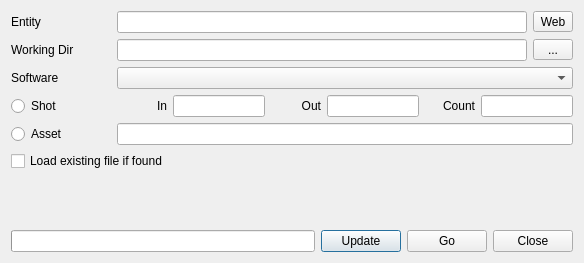
Above: module/wildchildanimation/gui/forms/maya/swing_create_dialog.ui from dearyangyu/swing before the change. Below: the same form after it.
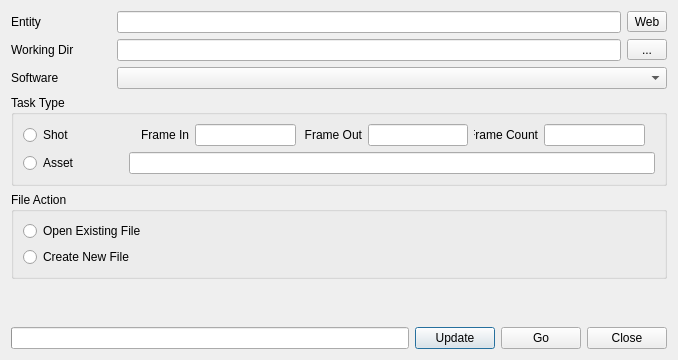
That is the form after the change.

Commit message: Swing Maya fixes

```diff
--- a/module/wildchildanimation/gui/forms/maya/swing_create_dialog.ui
+++ b/module/wildchildanimation/gui/forms/maya/swing_create_dialog.ui
@@ -9,8 +9,8 @@
    <rect>
     <x>0</x>
     <y>0</y>
-    <width>584</width>
-    <height>263</height>
+    <width>678</width>
+    <height>360</height>
    </rect>
   </property>
   <property name="windowTitle">
@@ -19,7 +19,7 @@
   <property name="modal">
    <bool>false</bool>
   </property>
-  <layout class="QVBoxLayout" name="verticalLayout">
+  <layout class="QVBoxLayout" name="verticalLayout_5">
    <item>
     <layout class="QVBoxLayout" name="verticalLayoutEntity">
      <item>
@@ -118,6 +118,17 @@
        </item>
       </layout>
      </item>
+    </layout>
+   </item>
+   <item>
+    <widget class="QGroupBox" name="groupBox">
+     <property name="title">
+      <string>Task Type</string>
+     </property>
+     <property name="flat">
+      <bool>true</bool>
+     </property>
+     <layout class="QVBoxLayout" name="verticalLayout_4">
      <item>
       <layout class="QVBoxLayout" name="verticalLayoutEntityInfo">
        <item>
@@ -147,12 +158,12 @@
             <widget class="QLabel" name="labelFrameIn">
              <property name="minimumSize">
               <size>
-               <width>50</width>
+                <width>60</width>
                <height>0</height>
               </size>
              </property>
              <property name="text">
-              <string>In</string>
+               <string>Frame In</string>
              </property>
              <property name="alignment">
               <set>Qt::AlignRight|Qt::AlignTrailing|Qt::AlignVCenter</set>
@@ -166,12 +177,12 @@
             <widget class="QLabel" name="labelFrameOut">
              <property name="minimumSize">
               <size>
-               <width>50</width>
+                <width>60</width>
                <height>0</height>
               </size>
              </property>
              <property name="text">
-              <string>Out</string>
+               <string> Frame Out</string>
              </property>
              <property name="alignment">
               <set>Qt::AlignRight|Qt::AlignTrailing|Qt::AlignVCenter</set>
@@ -185,12 +196,12 @@
             <widget class="QLabel" name="labelFrameCount">
              <property name="minimumSize">
               <size>
-               <width>50</width>
+                <width>60</width>
                <height>0</height>
               </size>
              </property>
              <property name="text">
-              <string>Count</string>
+               <string>Frame Count</string>
              </property>
              <property name="alignment">
               <set>Qt::AlignRight|Qt::AlignTrailing|Qt::AlignVCenter</set>
@@ -246,13 +257,41 @@
       </layout>
      </item>
     </layout>
+    </widget>
+   </item>
+   <item>
+    <widget class="QGroupBox" name="groupBox_2">
+     <property name="title">
+      <string>File Action</string>
+     </property>
+     <layout class="QVBoxLayout" name="verticalLayout_3">
+      <item>
+       <layout class="QVBoxLayout" name="verticalLayout">
+        <item>
+         <widget class="QRadioButton" name="rbOpenExisting">
+          <property name="text">
+           <string>Open Existing File</string>
+          </property>
+         </widget>
+        </item>
+        <item>
+         <widget class="QRadioButton" name="rbCreateNew">
+          <property name="text">
+           <string>Create New File</string>
+          </property>
+         </widget>
+        </item>
+       </layout>
+      </item>
+     </layout>
+    </widget>
    </item>
    <item>
     <layout class="QVBoxLayout" name="verticalLayout_2">
      <item>
-      <widget class="QCheckBox" name="checkBoxLoadExisting">
+      <widget class="QLabel" name="labelFileDetails">
        <property name="text">
-        <string>Load existing file if found</string>
+        <string/>
        </property>
       </widget>
      </item>
```
Lines whose indentation alone changed are shown as unchanged. The commit also changes 11 other files.
